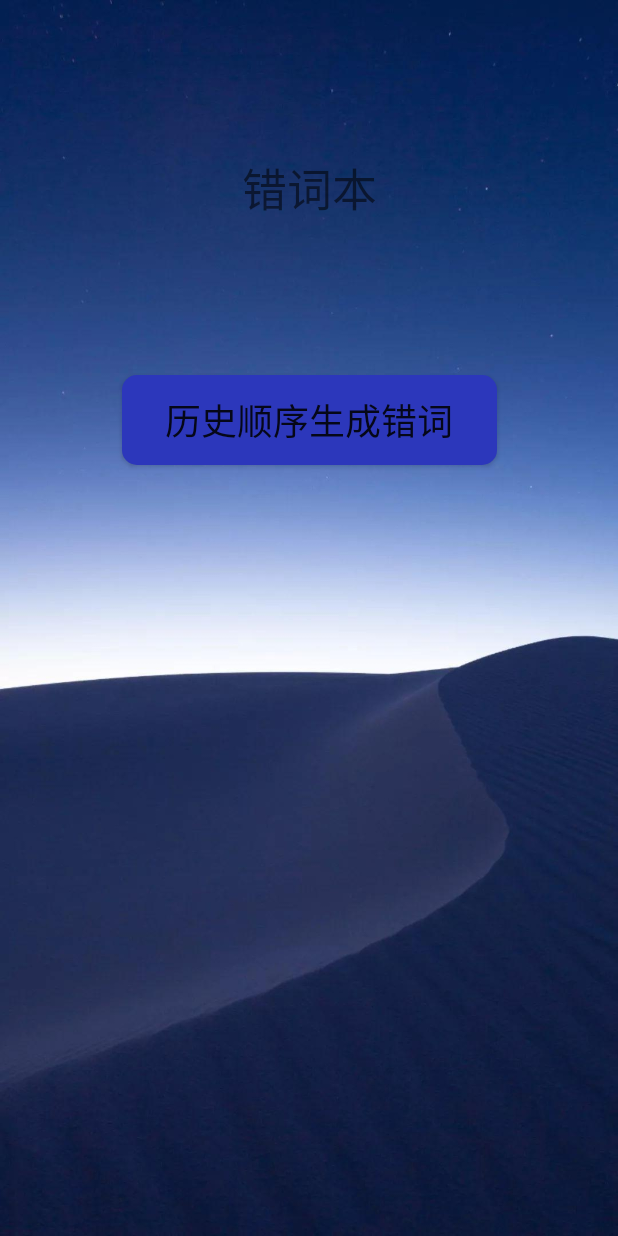
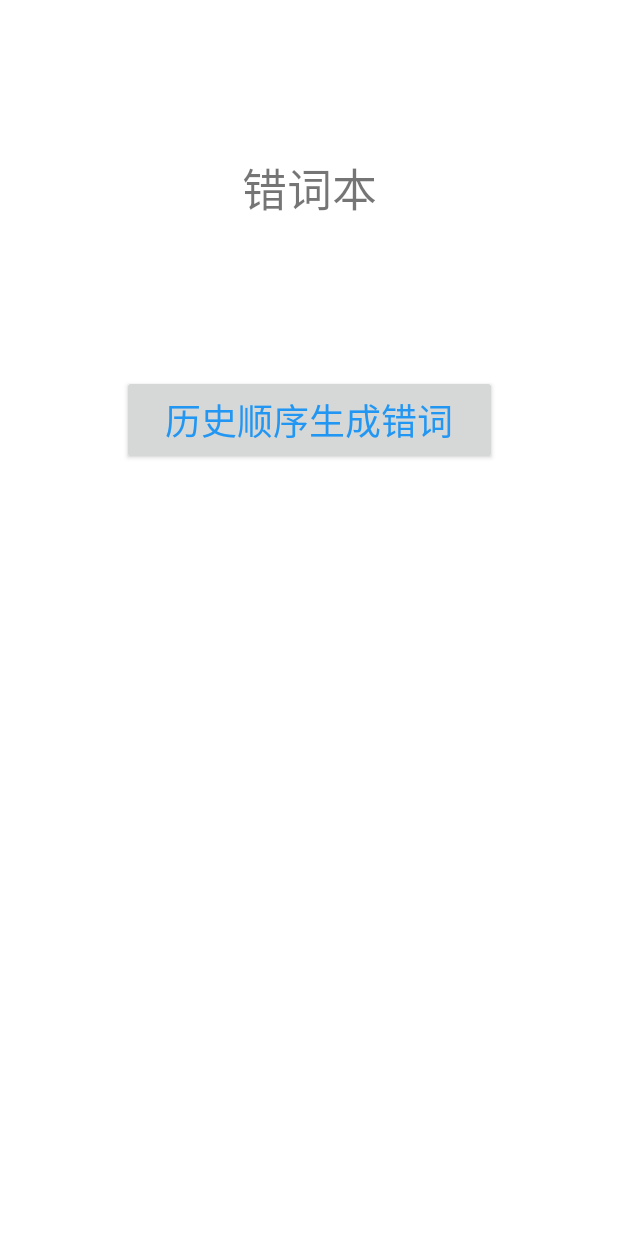
Before and after one commit to Mingfeng-Chen/pengciwang, an Android app: the ChooseWrongWordsActivity screen opened directly, with no data from a screen before it, on a phone screen of 412 x 824 dp. Run offline under Robolectric (Android 15) with nearby library versions, the phone set to English and light mode, and no system bars; libraries missing offline, so code that uses them is left out: org.litepal.

Commit message:
版本2.5

```diff
--- a/app/src/main/java/com/example/myapplication/dao/Constant.java
+++ b/app/src/main/java/com/example/myapplication/dao/Constant.java
@@ -1,7 +1,7 @@
 package com.example.myapplication.dao;
 
 public class Constant {
-    public final static String BASE_URL = "http://f705ab4.cpolar.io/demo";
+    public final static String BASE_URL = "http://3b5d3d3c.cpolar.io/demo";
     public final static String REGISTER=BASE_URL+"/register";
     public final static String LOGIN =BASE_URL+"/login";
     public final static String BIND=BASE_URL+"/bind";
--- a/app/src/main/res/layout/activity_choose_wrong_words.xml
+++ b/app/src/main/res/layout/activity_choose_wrong_words.xml
@@ -4,7 +4,7 @@
     xmlns:tools="http://schemas.android.com/tools"
     android:layout_width="match_parent"
     android:layout_height="match_parent"
-    android:background="@drawable/background"
+    android:background="@color/act_background_black_white"
     tools:context=".ChooseWrongWordsActivity">
 
     <Button
@@ -12,7 +12,7 @@
         android:layout_width="250dp"
         android:layout_height="60dp"
         android:layout_marginTop="250dp"
-        android:background="@drawable/buttonstyle"
+        android:textColor="@color/colorBlue"
         android:text="历史顺序生成错词"
         android:textSize="24sp"
         app:layout_constraintEnd_toEndOf="parent"
--- a/app/src/main/res/layout/activity_main.xml
+++ b/app/src/main/res/layout/activity_main.xml
@@ -116,7 +116,7 @@
                 android:layout_width="wrap_content"
                 android:layout_height="wrap_content"
                 android:layout_gravity="center"
-                android:text="试用人脸识别"
+                android:text=""
                 android:textColor="#FFFFFF"
                 android:textSize="15sp" />
 
```
